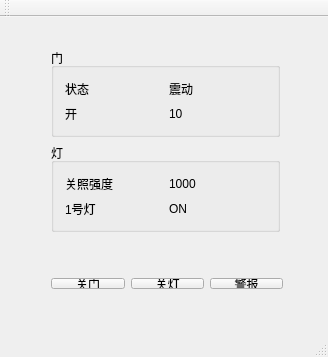
First picture: the form in IntelligentGarage/IntellgentGarage/mainwindow.ui, repository oobiliuoo/QtCode, before the edit.
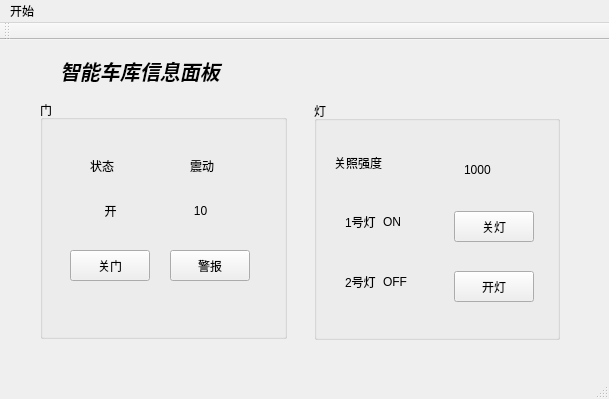
Second picture: the form after the edit.

What changed in the file:
```diff
--- a/IntelligentGarage/IntellgentGarage/mainwindow.ui
+++ b/IntelligentGarage/IntellgentGarage/mainwindow.ui
@@ -6,169 +6,302 @@
    <rect>
     <x>0</x>
     <y>0</y>
-    <width>328</width>
-    <height>357</height>
+    <width>609</width>
+    <height>399</height>
    </rect>
   </property>
   <property name="windowTitle">
    <string>MainWindow</string>
   </property>
   <widget class="QWidget" name="centralWidget">
-   <widget class="QWidget" name="layoutWidget">
+   <widget class="QGroupBox" name="groupBox_2">
     <property name="geometry">
      <rect>
-      <x>40</x>
-      <y>250</y>
-      <width>254</width>
-      <height>33</height>
+      <x>314</x>
+      <y>61</y>
+      <width>246</width>
+      <height>239</height>
      </rect>
     </property>
-    <layout class="QHBoxLayout" name="horizontalLayout_4">
-     <item>
-      <widget class="QPushButton" name="btn_door">
-       <property name="text">
-        <string>关门</string>
-       </property>
-      </widget>
-     </item>
-     <item>
-      <widget class="QPushButton" name="pushButton_2">
-       <property name="text">
-        <string>关灯</string>
-       </property>
-      </widget>
-     </item>
-     <item>
-      <widget class="QPushButton" name="pushButton_3">
-       <property name="text">
-        <string>警报</string>
-       </property>
-      </widget>
-     </item>
-    </layout>
+    <property name="title">
+     <string>灯</string>
+    </property>
+    <widget class="QPushButton" name="btn_led_0">
+     <property name="geometry">
+      <rect>
+       <x>140</x>
+       <y>110</y>
+       <width>80</width>
+       <height>31</height>
+      </rect>
+     </property>
+     <property name="text">
+      <string>关灯</string>
+     </property>
+    </widget>
+    <widget class="QPushButton" name="btn_led_1">
+     <property name="geometry">
+      <rect>
+       <x>140</x>
+       <y>170</y>
+       <width>80</width>
+       <height>31</height>
+      </rect>
+     </property>
+     <property name="text">
+      <string>开灯</string>
+     </property>
+    </widget>
+    <widget class="QLabel" name="label_light_lv">
+     <property name="geometry">
+      <rect>
+       <x>150</x>
+       <y>60</y>
+       <width>34</width>
+       <height>17</height>
+      </rect>
+     </property>
+     <property name="text">
+      <string>1000</string>
+     </property>
+    </widget>
+    <widget class="QLabel" name="label_5">
+     <property name="geometry">
+      <rect>
+       <x>20</x>
+       <y>50</y>
+       <width>60</width>
+       <height>23</height>
+      </rect>
+     </property>
+     <property name="text">
+      <string>关照强度</string>
+     </property>
+    </widget>
+    <widget class="QWidget" name="">
+     <property name="geometry">
+      <rect>
+       <x>20</x>
+       <y>100</y>
+       <width>91</width>
+       <height>41</height>
+      </rect>
+     </property>
+     <layout class="QHBoxLayout" name="horizontalLayout">
+      <item>
+       <widget class="QLabel" name="label_6">
+        <property name="text">
+         <string>1号灯</string>
+        </property>
+       </widget>
+      </item>
+      <item>
+       <widget class="QLabel" name="label_led_0_states">
+        <property name="text">
+         <string>ON</string>
+        </property>
+       </widget>
+      </item>
+     </layout>
+    </widget>
+    <widget class="QWidget" name="">
+     <property name="geometry">
+      <rect>
+       <x>20</x>
+       <y>160</y>
+       <width>91</width>
+       <height>41</height>
+      </rect>
+     </property>
+     <layout class="QHBoxLayout" name="horizontalLayout_2">
+      <item>
+       <widget class="QLabel" name="label_9">
+        <property name="text">
+         <string>2号灯</string>
+        </property>
+       </widget>
+      </item>
+      <item>
+       <widget class="QLabel" name="label_led_1_states">
+        <property name="text">
+         <string>OFF</string>
+        </property>
+       </widget>
+      </item>
+     </layout>
+    </widget>
    </widget>
-   <widget class="QWidget" name="layoutWidget_2">
+   <widget class="QLabel" name="label_11">
     <property name="geometry">
      <rect>
+      <x>60</x>
+      <y>0</y>
+      <width>171</width>
+      <height>61</height>
+     </rect>
+    </property>
+    <property name="font">
+     <font>
+      <family>Samanata</family>
+      <pointsize>15</pointsize>
+      <weight>75</weight>
+      <italic>true</italic>
+      <bold>true</bold>
+     </font>
+    </property>
+    <property name="text">
+     <string>智能车库信息面板</string>
+    </property>
+    <property name="textFormat">
+     <enum>Qt::AutoText</enum>
+    </property>
+   </widget>
+   <widget class="QGroupBox" name="groupBox">
+    <property name="geometry">
+     <rect>
       <x>40</x>
-      <y>20</y>
-      <width>251</width>
-      <height>206</height>
+      <y>60</y>
+      <width>247</width>
+      <height>239</height>
      </rect>
     </property>
-    <layout class="QVBoxLayout" name="verticalLayout_4">
-     <item>
-      <widget class="QGroupBox" name="groupBox">
-       <property name="title">
-        <string>门</string>
-       </property>
-       <layout class="QHBoxLayout" name="horizontalLayout">
-        <item>
-         <layout class="QVBoxLayout" name="verticalLayout">
-          <item>
-           <widget class="QLabel" name="label_3">
-            <property name="text">
-             <string>状态</string>
-            </property>
-           </widget>
-          </item>
-          <item>
-           <widget class="QLabel" name="label">
-            <property name="text">
-             <string>开</string>
-            </property>
-           </widget>
-          </item>
-         </layout>
-        </item>
-        <item>
-         <layout class="QVBoxLayout" name="verticalLayout_2">
-          <item>
-           <widget class="QLabel" name="label_4">
-            <property name="text">
-             <string>震动</string>
-            </property>
-           </widget>
-          </item>
-          <item>
-           <widget class="QLabel" name="label_2">
-            <property name="text">
-             <string>10</string>
-            </property>
-           </widget>
-          </item>
-         </layout>
-        </item>
-       </layout>
-      </widget>
-     </item>
-     <item>
-      <widget class="QGroupBox" name="groupBox_2">
-       <property name="title">
-        <string>灯</string>
-       </property>
-       <layout class="QVBoxLayout" name="verticalLayout_3">
-        <item>
-         <layout class="QHBoxLayout" name="horizontalLayout_2">
-          <item>
-           <widget class="QLabel" name="label_5">
-            <property name="text">
-             <string>关照强度</string>
-            </property>
-           </widget>
-          </item>
-          <item>
-           <widget class="QLabel" name="label_7">
-            <property name="text">
-             <string>1000</string>
-            </property>
-           </widget>
-          </item>
-         </layout>
-        </item>
-        <item>
-         <layout class="QHBoxLayout" name="horizontalLayout_3">
-          <item>
-           <widget class="QLabel" name="label_6">
-            <property name="text">
-             <string>1号灯</string>
-            </property>
-           </widget>
-          </item>
-          <item>
-           <widget class="QLabel" name="label_8">
-            <property name="text">
-             <string>ON</string>
-            </property>
-           </widget>
-          </item>
-         </layout>
-        </item>
-       </layout>
-      </widget>
-     </item>
-    </layout>
+    <property name="title">
+     <string>门</string>
+    </property>
+    <widget class="QPushButton" name="btn_door">
+     <property name="geometry">
+      <rect>
+       <x>30</x>
+       <y>150</y>
+       <width>80</width>
+       <height>31</height>
+      </rect>
+     </property>
+     <property name="text">
+      <string>关门</string>
+     </property>
+    </widget>
+    <widget class="QPushButton" name="btn_waring">
+     <property name="geometry">
+      <rect>
+       <x>130</x>
+       <y>150</y>
+       <width>80</width>
+       <height>31</height>
+      </rect>
+     </property>
+     <property name="text">
+      <string>警报</string>
+     </property>
+    </widget>
+    <widget class="QLabel" name="label_door_states">
+     <property name="geometry">
+      <rect>
+       <x>50</x>
+       <y>90</y>
+       <width>41</width>
+       <height>41</height>
+      </rect>
+     </property>
+     <property name="layoutDirection">
+      <enum>Qt::LeftToRight</enum>
+     </property>
+     <property name="text">
+      <string>开</string>
+     </property>
+     <property name="alignment">
+      <set>Qt::AlignCenter</set>
+     </property>
+    </widget>
+    <widget class="QLabel" name="label_shake_lv">
+     <property name="geometry">
+      <rect>
+       <x>140</x>
+       <y>90</y>
+       <width>41</width>
+       <height>41</height>
+      </rect>
+     </property>
+     <property name="text">
+      <string>10</string>
+     </property>
+     <property name="alignment">
+      <set>Qt::AlignCenter</set>
+     </property>
+    </widget>
+    <widget class="QLabel" name="label_4">
+     <property name="geometry">
+      <rect>
+       <x>150</x>
+       <y>50</y>
+       <width>41</width>
+       <height>31</height>
+      </rect>
+     </property>
+     <property name="text">
+      <string>震动</string>
+     </property>
+    </widget>
+    <widget class="QLabel" name="label_3">
+     <property name="geometry">
+      <rect>
+       <x>50</x>
+       <y>50</y>
+       <width>41</width>
+       <height>31</height>
+      </rect>
+     </property>
+     <property name="text">
+      <string>状态</string>
+     </property>
+    </widget>
+    <zorder>layoutWidget</zorder>
+    <zorder>label_5</zorder>
    </widget>
   </widget>
+  <widget class="QToolBar" name="mainToolBar">
+   <attribute name="toolBarArea">
+    <enum>TopToolBarArea</enum>
+   </attribute>
+   <attribute name="toolBarBreak">
+    <bool>false</bool>
+   </attribute>
+  </widget>
+  <widget class="QStatusBar" name="statusBar"/>
   <widget class="QMenuBar" name="menuBar">
    <property name="geometry">
     <rect>
      <x>0</x>
      <y>0</y>
-     <width>328</width>
+     <width>609</width>
      <height>28</height>
     </rect>
    </property>
+   <widget class="QMenu" name="menu">
+    <property name="title">
+     <string>开始</string>
+    </property>
+    <addaction name="action"/>
+    <addaction name="action_2"/>
+    <addaction name="action_3"/>
+   </widget>
+   <addaction name="menu"/>
   </widget>
-  <widget class="QToolBar" name="mainToolBar">
-   <attribute name="toolBarArea">
-    <enum>TopToolBarArea</enum>
-   </attribute>
-   <attribute name="toolBarBreak">
-    <bool>false</bool>
-   </attribute>
-  </widget>
-  <widget class="QStatusBar" name="statusBar"/>
+  <action name="action">
+   <property name="text">
+    <string>日志</string>
+   </property>
+  </action>
+  <action name="action_2">
+   <property name="text">
+    <string>关于</string>
+   </property>
+  </action>
+  <action name="action_3">
+   <property name="text">
+    <string>退出</string>
+   </property>
+  </action>
  </widget>
  <layoutdefault spacing="6" margin="11"/>
  <resources/>
```
